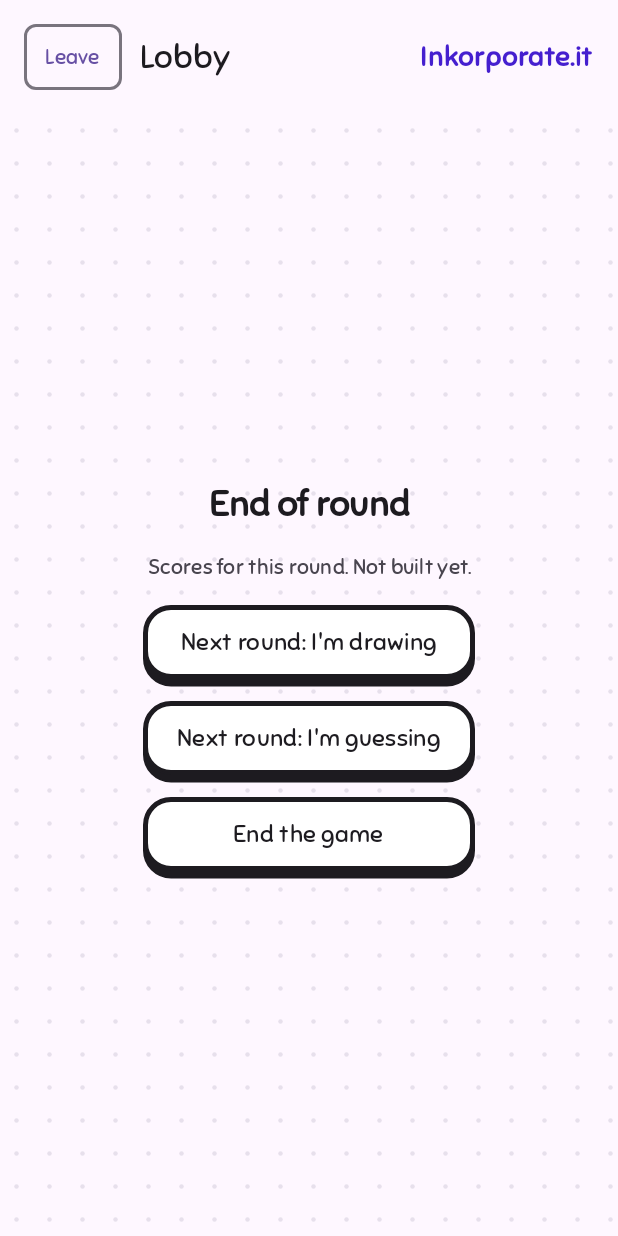
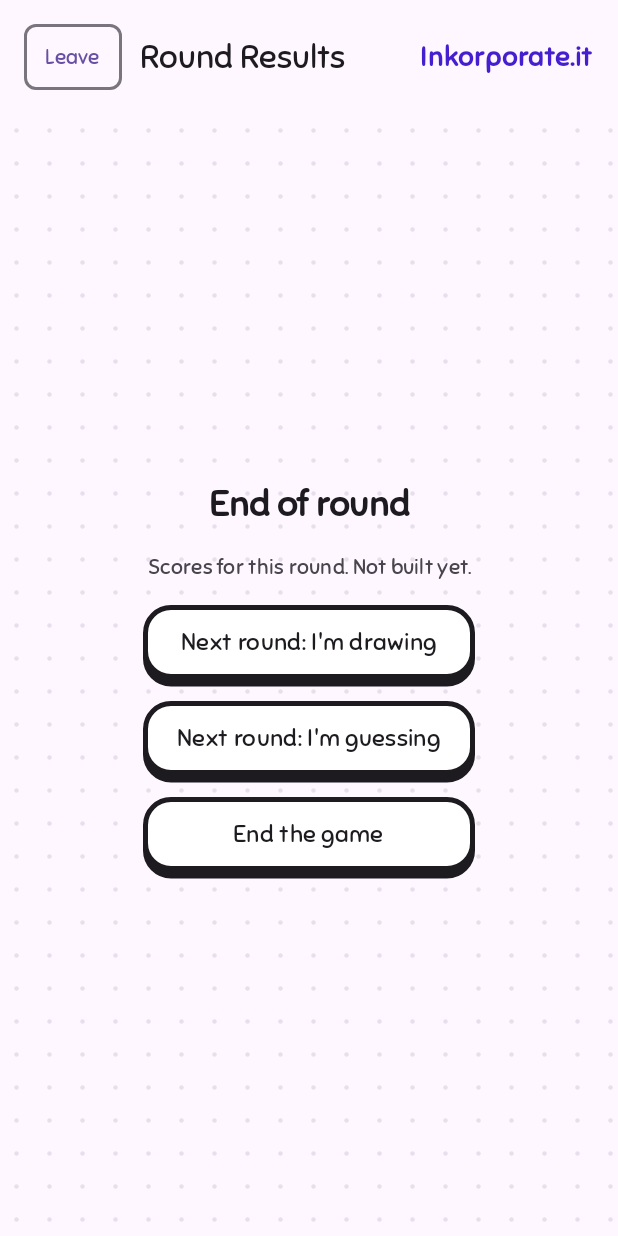
Before and after one commit to sophiablitz/inkorporate-it, an Android app built with Jetpack Compose: the @Preview function GameScreenEndOfRoundPreview, on a phone screen of 412 x 824 dp. Run offline under Robolectric (Android 15) with nearby library versions, the phone set to English and light mode, and no system bars.

Commit message:
Update game screen title to reflect the current screen. "Lobby", the clue (for drawing), the clue blanks (for guessing), "Round Results" for end of round, "Results" for end of game. [emulator-tested]

```diff
--- a/front-end/app/src/main/java/com/example/inkorporate_it/ui/game/GameScreen.kt
+++ b/front-end/app/src/main/java/com/example/inkorporate_it/ui/game/GameScreen.kt
@@ -106,7 +106,14 @@ fun GameScreen(
     modifier: Modifier = Modifier,
 ) {
     Column {
-        TopBar(onLeave)
+        TopBar(
+            when (state.phase) {
+                GamePhase.Waiting -> "Lobby"
+                GamePhase.Drawing -> state.wordHint
+                GamePhase.RoundOver -> "Round Results"
+                GamePhase.GameOver -> "Results"
+            }, onLeave
+        )
 
         when (state.phase) {
             GamePhase.Waiting -> LobbyScreen(
@@ -140,7 +147,7 @@ fun GameScreen(
  */
 
 @Composable
-private fun TopBar(onLeave: () -> Unit) {
+private fun TopBar(title: String, onLeave: () -> Unit) {
     // Top bar: Leave button
     Row(
         modifier = Modifier
@@ -151,7 +158,7 @@ private fun TopBar(onLeave: () -> Unit) {
         LeaveButton(onClick = onLeave)
         Spacer(Modifier.width(12.dp))
         Text(
-            text = "Lobby",
+            text = title,
             style = MaterialTheme.typography.titleLarge,
             color = MaterialTheme.colorScheme.onBackground,
         )
@@ -203,6 +210,18 @@ fun GameScreenGuessingPreview() {
     GameScreenPreview(previewGuesserState)
 }
 
+@Preview(showBackground = true, name = "Drawing")
+@Composable
+fun GameScreenDrawingPreview() {
+    GameScreenPreview(
+        previewGuesserState.copy(
+            phase = GamePhase.Drawing,
+            isMyTurnToDraw = true,
+            wordHint = "TREE"
+        )
+    )
+}
+
 @Preview(showBackground = true, name = "Game, end of round")
 @Composable
 fun GameScreenEndOfRoundPreview() {
```
